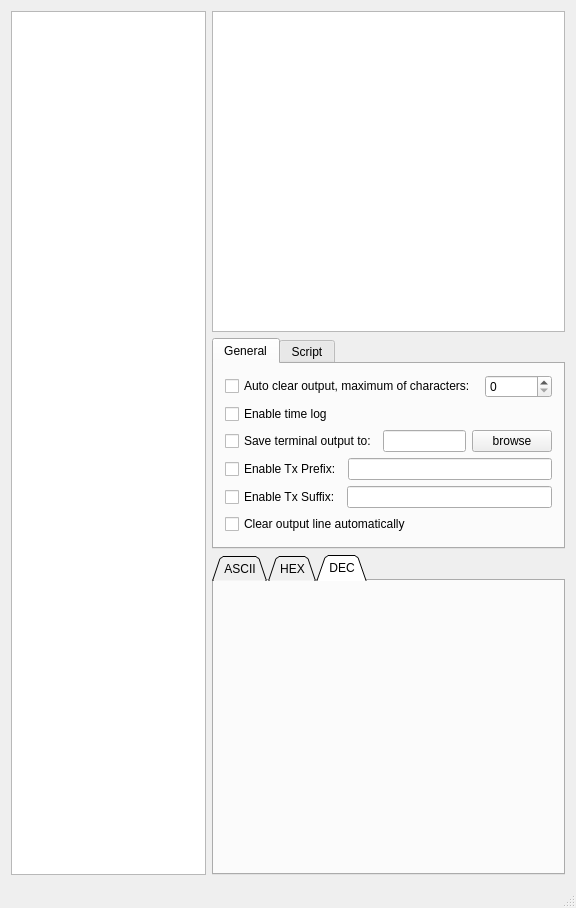
Qt form src/mainwindow.ui (TomHyhlik/termik) before a commit.
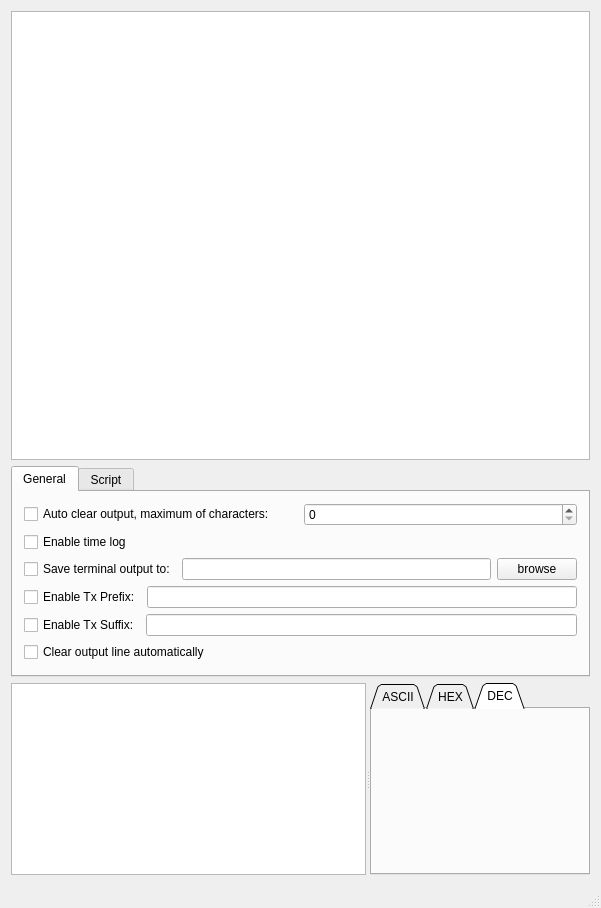
The same form after that commit. Icons and pictures are not drawn.

Patch:
```diff
--- a/src/mainwindow.ui
+++ b/src/mainwindow.ui
@@ -6,7 +6,7 @@
    <rect>
     <x>0</x>
     <y>0</y>
-    <width>576</width>
+    <width>601</width>
     <height>908</height>
    </rect>
   </property>
@@ -18,12 +18,7 @@
     <normaloff>:/icons/images/terminal.png</normaloff>:/icons/images/terminal.png</iconset>
   </property>
   <widget class="QWidget" name="centralWidget">
-   <layout class="QHBoxLayout" name="horizontalLayout_5">
-    <item>
-     <widget class="QListWidget" name="listWidget_fastCmds"/>
-    </item>
-    <item>
-     <layout class="QVBoxLayout" name="verticalLayout_3">
+   <layout class="QVBoxLayout" name="verticalLayout_2">
       <item>
        <widget class="QTableWidget" name="tableWidget_shortcuts"/>
       </item>
@@ -280,6 +275,11 @@
        </widget>
       </item>
       <item>
+     <widget class="QSplitter" name="splitter">
+      <property name="orientation">
+       <enum>Qt::Horizontal</enum>
+      </property>
+      <widget class="QListWidget" name="listWidget_fastCmds"/>
        <widget class="QTabWidget" name="tabWidget">
         <property name="tabShape">
          <enum>QTabWidget::Triangular</enum>
@@ -318,8 +318,7 @@
          </layout>
         </widget>
        </widget>
-      </item>
-     </layout>
+     </widget>
     </item>
    </layout>
   </widget>
```
Lines whose indentation alone changed are shown as unchanged.
